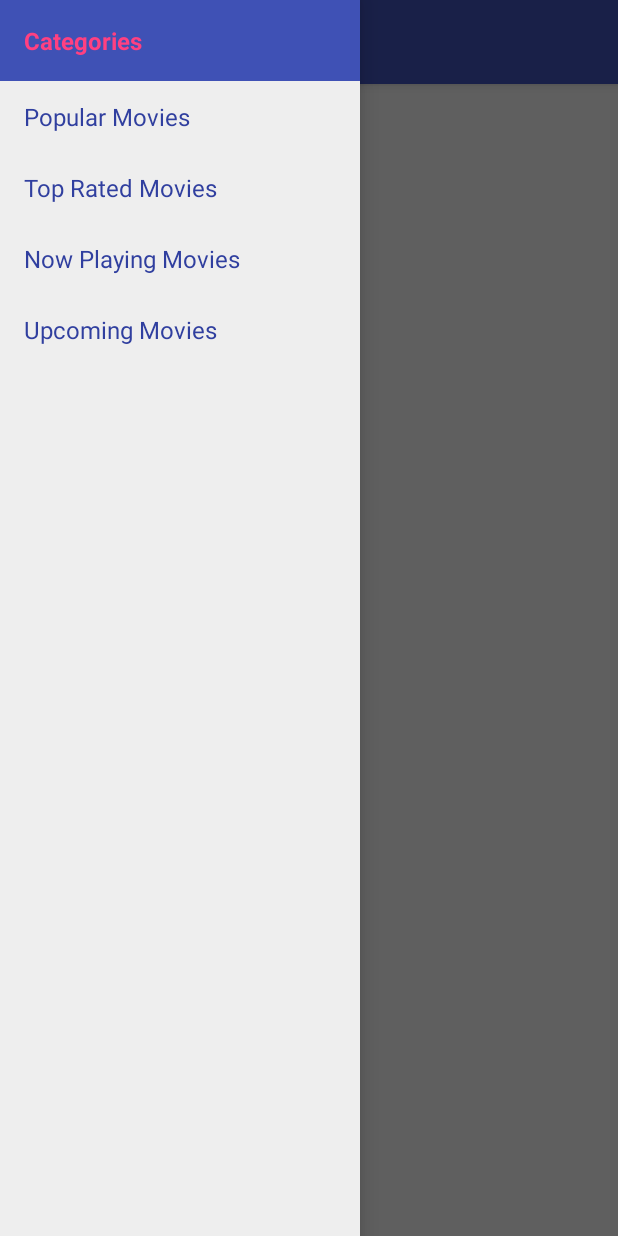
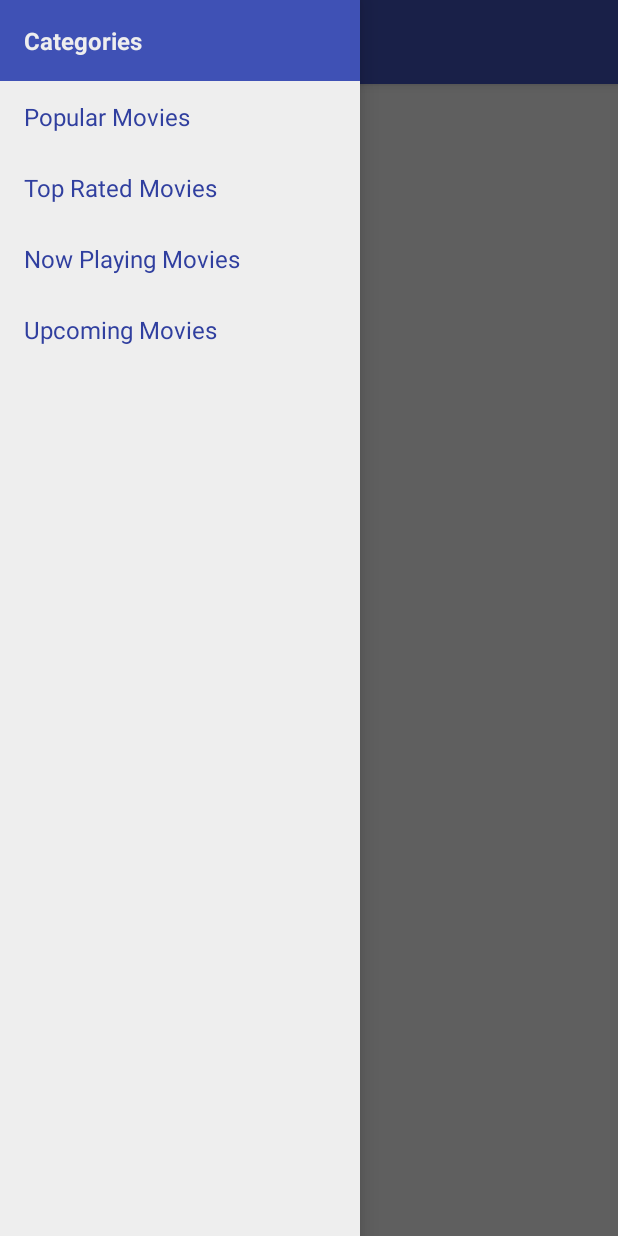
Before and after one commit to guskuma/popularmovies, an Android app: the screen it shows after launch (MainActivity), with the side drawer open, on a phone screen of 412 x 824 dp. Run offline under Robolectric (Android 15) with nearby library versions, the phone set to English and light mode, and no system bars; our stand-ins replace ButterKnife, Picasso; pictures from the network do not load; 2 statements that could not run were skipped.

Commit message:
Rotation bug fix

```diff
--- a/app/build.gradle
+++ b/app/build.gradle
@@ -5,7 +5,7 @@ android {
     buildToolsVersion "25.0.2"
     defaultConfig {
         applicationId "com.guskuma.popularmovies"
-        minSdkVersion 15
+        minSdkVersion 16
         targetSdkVersion 25
         versionCode 1
         versionName "1.0"
--- a/app/src/main/AndroidManifest.xml
+++ b/app/src/main/AndroidManifest.xml
@@ -15,10 +15,10 @@
         android:theme="@style/AppTheme">
         <activity
             android:name=".MainActivity"
-            android:configChanges="orientation|keyboardHidden">
+            android:configChanges="orientation|keyboardHidden"
+            android:launchMode="singleTop">
             <intent-filter>
                 <action android:name="android.intent.action.MAIN" />
-
                 <category android:name="android.intent.category.LAUNCHER" />
             </intent-filter>
         </activity>
--- a/app/src/main/java/com/guskuma/popularmovies/MainActivity.java
+++ b/app/src/main/java/com/guskuma/popularmovies/MainActivity.java
@@ -1,7 +1,11 @@
 package com.guskuma.popularmovies;
 
+import android.content.Context;
 import android.content.Intent;
 import android.content.res.Configuration;
+import android.net.ConnectivityManager;
+import android.net.NetworkInfo;
+import android.support.annotation.NonNull;
 import android.support.v4.widget.DrawerLayout;
 import android.support.v7.app.ActionBarDrawerToggle;
 import android.support.v7.app.AppCompatActivity;
@@ -43,8 +47,10 @@ import retrofit2.Retrofit;
 import retrofit2.converter.gson.GsonConverterFactory;
 
 public class MainActivity extends AppCompatActivity implements Callback<MovieResultSet>, TMDbAdapter.MovieItemClickListener {
+
     String TAG = MainActivity.class.getSimpleName();
 
+    @BindString(R.string.tmdb_api_key) String TMDB_API_KEY;
     @BindView(R.id.rv_movies_list) RecyclerView mMoviesList;
     @BindView(R.id.pb_fetching)    ProgressBar mFetchProgress;
     @BindView(R.id.tv_empty_list)  TextView mEmptyMessage;
@@ -55,6 +61,8 @@ public class MainActivity extends AppCompatActivity implements Callback<MovieRes
     @BindArray(R.array.navigation_drawer_list)  String[] mDrawerOptions;
     @BindArray(R.array.navigation_drawer_list_values)  String[] mDrawerOptionsValue;
     @BindView(R.id.my_toolbar) Toolbar mToolbar;
+
+    int mImageWidth = 185;
 
     String mMovieCategory;
     ActionBarDrawerToggle mDrawerToggle;
@@ -79,7 +87,7 @@ public class MainActivity extends AppCompatActivity implements Callback<MovieRes
             public void onItemClick(AdapterView<?> parent, View view, int position, long id) {
                 mDrawerList.setItemChecked(position, true);
                 mDrawerLayout.closeDrawer(mDrawerMenu);
-                changeMovieCategory(mDrawerOptionsValue[position]);
+                changeMovieCategory(mDrawerOptionsValue[position], true);
             }
         });
 
@@ -91,7 +99,7 @@ public class MainActivity extends AppCompatActivity implements Callback<MovieRes
         ) { };
 
         // Set the drawer toggle as the DrawerListener
-        mDrawerLayout.setDrawerListener(mDrawerToggle);
+        mDrawerLayout.addDrawerListener(mDrawerToggle);
 
         Gson gson = new GsonBuilder().setLenient().create();
         mMovieService = new Retrofit.Builder()
@@ -100,11 +108,11 @@ public class MainActivity extends AppCompatActivity implements Callback<MovieRes
                 .build()
                 .create(TMDbService.class);
 
-        mTMDbAdapter = new TMDbAdapter(this);
-
-        GridLayoutManager layoutManager = new GridLayoutManager(this, calculateNumRows(), LinearLayoutManager.VERTICAL, false);
+        GridLayoutManager layoutManager = new GridLayoutManager(this, calculateNumItensInRows(0), LinearLayoutManager.VERTICAL, false);
         mMoviesList.setLayoutManager(layoutManager);
         mMoviesList.setHasFixedSize(false);
+
+        mTMDbAdapter = new TMDbAdapter(this, mImageWidth);
         mMoviesList.setAdapter(mTMDbAdapter);
 
         mEndlessScrollListener = new EndlessRecyclerViewScrollListener(layoutManager) {
@@ -119,17 +127,23 @@ public class MainActivity extends AppCompatActivity implements Callback<MovieRes
         getSupportActionBar().setDisplayHomeAsUpEnabled(true);
         getSupportActionBar().setHomeButtonEnabled(true);
 
-        changeMovieCategory(MovieFilterDescriptor.POPULAR);
+        mMovieCategory = MovieFilterDescriptor.POPULAR;
 
     }
 
-    private void changeMovieCategory(String newCategory) {
+    private void changeMovieCategory(@NonNull String newCategory, boolean reset) {
+
+        getSupportActionBar().setTitle(MovieFilterDescriptor.getDescription(newCategory));
+
         if(mMovieCategory == null || !mMovieCategory.equals(newCategory)) {
             mMovieCategory = newCategory;
-            getSupportActionBar().setTitle(MovieFilterDescriptor.getDescription(mMovieCategory));
-            mTMDbAdapter.reset();
-            mEndlessScrollListener.resetState();
-            fetchMoviesList(1);
+
+            if(reset) {
+                mTMDbAdapter.reset();
+                mEndlessScrollListener.resetState();
+                mMoviesList.scrollToPosition(0);
+                fetchMoviesList(1);
+            }
         }
     }
 
@@ -161,14 +175,26 @@ public class MainActivity extends AppCompatActivity implements Callback<MovieRes
     protected void onResume() {
         super.onResume();
 
-        if(mTMDbAdapter.getMovies().size() == 0)
+        // Fetches only if there´s no movies loaded
+        if(mTMDbAdapter.getMovies().size() == 0) {
+            changeMovieCategory(mMovieCategory, true);
             fetchMoviesList(1);
+        } else {
+            changeMovieCategory(mMovieCategory, false);
+        }
     }
 
-    private int calculateNumRows(){
+    private int calculateNumItensInRows(int border){
+
         DisplayMetrics displayMetrics = getResources().getDisplayMetrics();
         float dpWidth = displayMetrics.widthPixels / displayMetrics.density;
-        int noOfColumns = (int) (dpWidth / 185);
+        int noOfColumns = (int) (dpWidth / (mImageWidth + border));
+
+        if(noOfColumns <= 1){
+            mImageWidth = mImageWidth - 10;
+            return calculateNumItensInRows(20);
+        }
+
         return noOfColumns;
     }
 
@@ -180,11 +206,21 @@ public class MainActivity extends AppCompatActivity implements Callback<MovieRes
         startActivity(i);
     }
 
+    public boolean isOnline() {
+        ConnectivityManager cm =
+                (ConnectivityManager) getSystemService(Context.CONNECTIVITY_SERVICE);
+        NetworkInfo netInfo = cm.getActiveNetworkInfo();
+        return netInfo != null && netInfo.isConnectedOrConnecting();
+    }
+
     public void fetchMoviesList(int pageToLoad){
-
-        Call<MovieResultSet> call = mMovieService.getMoviesList(MovieFilterDescriptor.valueOf(mMovieCategory), "e8a6c51fc482352ed4caed9cb105552f", "en-US", pageToLoad);
-        call.enqueue(this);
-        mFetchProgress.setVisibility(View.VISIBLE);
+        if(isOnline()) {
+            Call<MovieResultSet> call = mMovieService.getMoviesList(MovieFilterDescriptor.valueOf(mMovieCategory), TMDB_API_KEY, "en-US", pageToLoad);
+            call.enqueue(this);
+            mFetchProgress.setVisibility(View.VISIBLE);
+        } else {
+            toggleViewsVisibility(false);
+        }
     }
 
     @Override
@@ -197,9 +233,7 @@ public class MainActivity extends AppCompatActivity implements Callback<MovieRes
         } else {
             toggleViewsVisibility(false);
         }
-
         mFetchProgress.setVisibility(View.INVISIBLE);
-
     }
 
     private void toggleViewsVisibility(boolean success) {
@@ -234,8 +268,9 @@ public class MainActivity extends AppCompatActivity implements Callback<MovieRes
 
         List<Movie> movies = savedInstanceState.getParcelableArrayList("moviesList");
         int currentPage = savedInstanceState.getInt("currentPage");
-        changeMovieCategory(savedInstanceState.getString("movieCategory", MovieFilterDescriptor.POPULAR));
+        String movieCategory = savedInstanceState.getString("movieCategory", MovieFilterDescriptor.POPULAR);
         mTMDbAdapter.addMovies(currentPage, movies);
         mEndlessScrollListener.setCurrentPage(currentPage);
+        mMovieCategory = movieCategory;
     }
 }
--- a/app/src/main/java/com/guskuma/tmdbapi/TMDbAdapter.java
+++ b/app/src/main/java/com/guskuma/tmdbapi/TMDbAdapter.java
@@ -3,6 +3,7 @@ package com.guskuma.tmdbapi;
 import android.content.Context;
 import android.net.Uri;
 import android.support.annotation.NonNull;
+import android.support.v7.widget.CardView;
 import android.support.v7.widget.RecyclerView;
 import android.util.Log;
 import android.view.LayoutInflater;
@@ -11,6 +12,7 @@ import android.view.ViewGroup;
 import android.widget.ImageView;
 import android.widget.TextView;
 
+import com.guskuma.Utils;
 import com.guskuma.popularmovies.R;
 import com.squareup.picasso.Picasso;
 
@@ -29,11 +31,13 @@ public class TMDbAdapter extends RecyclerView.Adapter<TMDbAdapter.MovieItemViewH
 
     String TAG = TMDbAdapter.class.getSimpleName();
 
+    private Integer mImageWidth = null;
     private MovieItemClickListener mClickListener;
     ArrayList<Movie> mMovies = new ArrayList<>();
 
-    public TMDbAdapter(MovieItemClickListener listener){
+    public TMDbAdapter(MovieItemClickListener listener, int imageWidth){
         mClickListener = listener;
+        mImageWidth = imageWidth;
     }
 
     public void addMovies(int pageNumber, @NonNull List<Movie> moviesToAdd){
@@ -46,6 +50,7 @@ public class TMDbAdapter extends RecyclerView.Adapter<TMDbAdapter.MovieItemViewH
     }
 
     public class MovieItemViewHolder extends RecyclerView.ViewHolder implements View.OnClickListener {
+        @BindView(R.id.cv_movie_card) CardView mMovieCard;
         @BindView(R.id.iv_movie_poster) ImageView mMoviePosterImageView;
         @BindView(R.id.tv_movie_title)TextView mMovieTitleTextView;
 
@@ -69,6 +74,7 @@ public class TMDbAdapter extends RecyclerView.Adapter<TMDbAdapter.MovieItemViewH
 
             mMovieTitleTextView.setText(movie.title);
 
+            if(movie.poster_path != null) {
                 Uri imageUri = new Uri.Builder()
                         .scheme("http")
                         .authority("image.tmdb.org")
@@ -78,6 +84,9 @@ public class TMDbAdapter extends RecyclerView.Adapter<TMDbAdapter.MovieItemViewH
                         .appendPath(movie.poster_path.replace("/", ""))
                         .build();
 
+                mMovieCard.getLayoutParams().width = Utils.toPxValue(itemView.getContext(), mImageWidth);
+                mMoviePosterImageView.getLayoutParams().width = Utils.toPxValue(itemView.getContext(), mImageWidth);
+                mMoviePosterImageView.getLayoutParams().height = Utils.toPxValue(itemView.getContext(), Double.valueOf(mImageWidth * 1.5027).intValue());
                 Picasso.with(itemView.getContext()).load(imageUri.toString()).into(mMoviePosterImageView);
 //            Picasso.Builder builder = new Picasso.Builder(itemView.getContext());
 //            builder.listener(new Picasso.Listener()
@@ -89,6 +98,7 @@ public class TMDbAdapter extends RecyclerView.Adapter<TMDbAdapter.MovieItemViewH
 //                }
 //            });
 //            builder.build().load(imageUri.toString()).into(mMoviePosterImageView);
+            }
         }
 
     }
@@ -124,6 +134,10 @@ public class TMDbAdapter extends RecyclerView.Adapter<TMDbAdapter.MovieItemViewH
         return this.mMovies;
     }
 
+    public void setImageWidth(int mImageWidth) {
+        this.mImageWidth = mImageWidth;
+    }
+
     public void reset(){
         this.mMovies = new ArrayList<>();
     }
--- a/app/src/main/res/layout/activity_main.xml
+++ b/app/src/main/res/layout/activity_main.xml
@@ -33,6 +33,8 @@
             android:text="@string/empty_list"
             android:layout_width="wrap_content"
             android:layout_height="wrap_content"
+            android:layout_marginTop="?attr/actionBarSize"
+            android:padding="16dp"
             android:layout_gravity="center_horizontal|top"
             android:visibility="invisible"/>
 
@@ -60,7 +62,7 @@
             android:padding="16dp"
             android:textAppearance="?android:attr/textAppearanceListItemSmall"
             android:textStyle="bold"
-            android:textColor="@color/colorAccent"
+            android:textColor="@color/colorBackgroundLight"
             android:background="@color/colorPrimary"
             android:text="@string/movies_category"/>
 
--- a/app/src/main/res/layout/grid_item_movie.xml
+++ b/app/src/main/res/layout/grid_item_movie.xml
@@ -2,6 +2,7 @@
 <android.support.v7.widget.CardView
     xmlns:android="http://schemas.android.com/apk/res/android"
     xmlns:card_view="http://schemas.android.com/apk/res-auto"
+    android:id="@+id/cv_movie_card"
     android:layout_width="185dp"
     android:layout_height="wrap_content"
     android:layout_margin="@dimen/activity_horizontal_margin"
@@ -28,8 +29,8 @@
             android:textSize="16sp"
             android:textStyle="bold"
             android:ellipsize="end"
-            android:maxLines="1"
-            android:layout_gravity="center_horizontal"/>
+            android:maxLines="2"
+            android:layout_gravity="center"/>
 
     </LinearLayout>
 </android.support.v7.widget.CardView>
--- a/app/src/main/res/values/strings.xml
+++ b/app/src/main/res/values/strings.xml
@@ -1,6 +1,6 @@
 <resources>
     <string name="app_name">Popular Movies</string>
-    <string name="empty_list">No movie retrieved</string>
+    <string name="empty_list">No movie retrieved, please check your internet connection</string>
     <string name="fetch_fail">Movies list could not be fetched</string>
     <string name="rating">Rating: %s of 10</string>
     <string name="drawer_open">Navigation drawer opened</string>
```
Also changed, not shown: app/src/main/java/com/guskuma/Utils.java (added, +21 -0 lines), app/src/main/java/com/guskuma/popularmovies/MovieDetailActivity.java (+8 -2 lines). Lines whose indentation alone changed are shown as unchanged.
